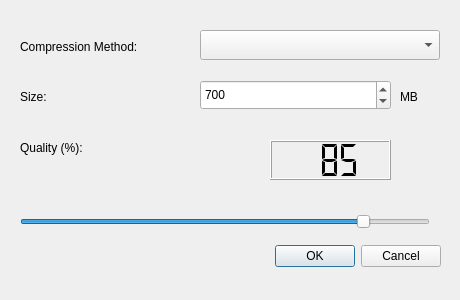
The window that src/windows/ui/compression-method.ui (OpenShot/openshot-qt) describes before a commit, drawn with Qt 5.
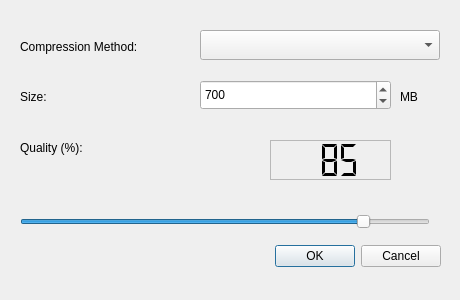
The same window after the commit. Icons and pictures are not drawn.

Commit message: More populated the Average Bit Rate screen. Now the user can choose between a target size and a constant quality.

```diff
--- a/src/windows/ui/compression-method.ui
+++ b/src/windows/ui/compression-method.ui
@@ -154,6 +154,9 @@
      <height>40</height>
     </rect>
    </property>
+   <property name="frameShape">
+    <enum>QFrame::StyledPanel</enum>
+   </property>
    <property name="digitCount">
     <number>3</number>
    </property>
```
The commit also changes 3 other files.
